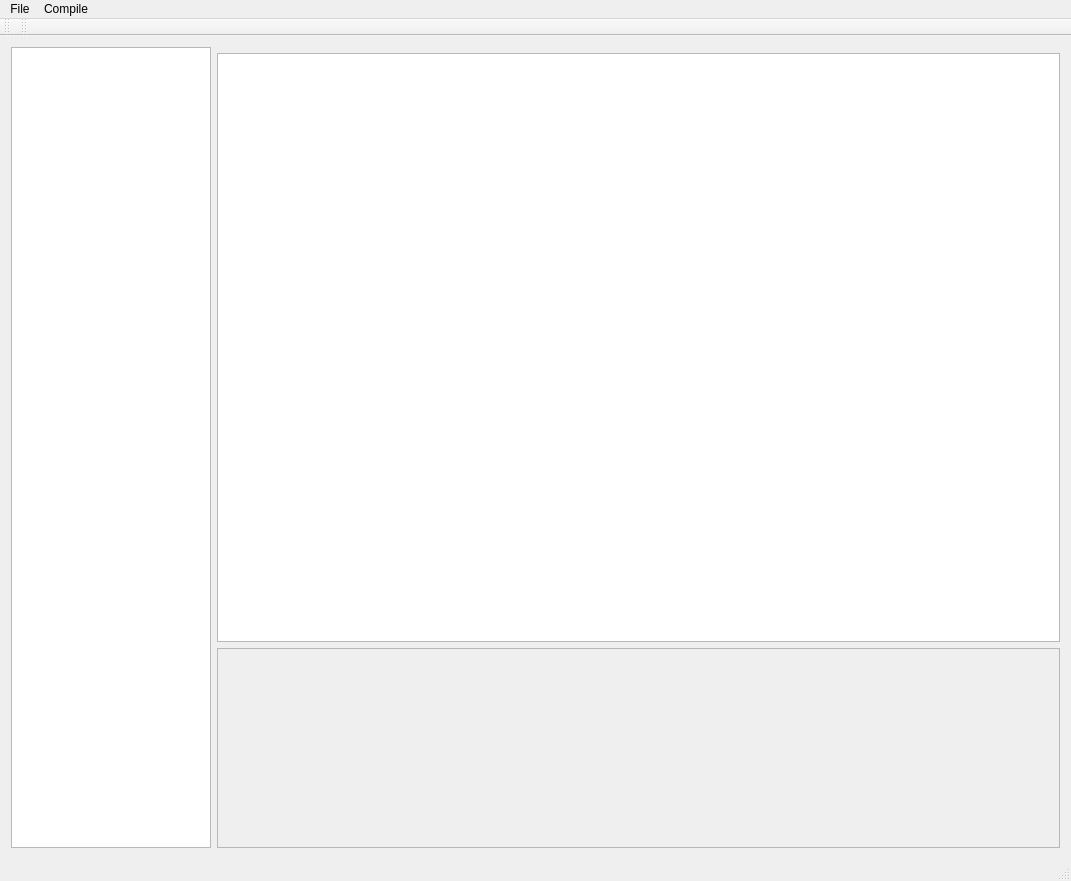
Qt form Modelia/Sources/Interface/MainWindow.ui (Ikarium/AModeler) before a commit.
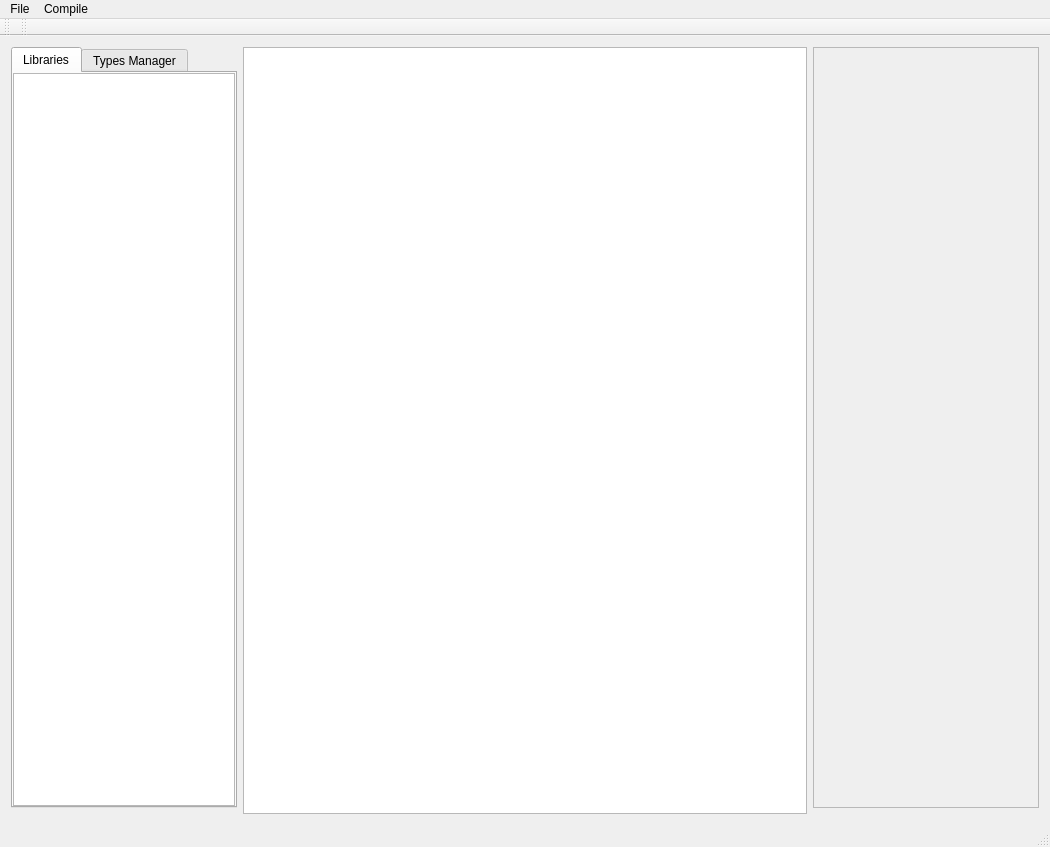
The same form after that commit. The open tabs and pages were chosen to show the change. Custom widgets are drawn as their Qt base class.

Commit message: Type system core, partial type system gui, solution cleaning

Diff of the .ui file:
```diff
--- a/Modelia/Sources/Interface/MainWindow.ui
+++ b/Modelia/Sources/Interface/MainWindow.ui
@@ -6,63 +6,170 @@
    <rect>
     <x>0</x>
     <y>0</y>
-    <width>1071</width>
-    <height>881</height>
+    <width>1050</width>
+    <height>847</height>
    </rect>
   </property>
+  <property name="sizePolicy">
+   <sizepolicy hsizetype="Preferred" vsizetype="Maximum">
+    <horstretch>0</horstretch>
+    <verstretch>0</verstretch>
+   </sizepolicy>
+  </property>
   <property name="windowTitle">
    <string>MainWindow</string>
   </property>
   <widget class="QWidget" name="centralWidget">
    <layout class="QGridLayout" name="gridLayout">
-    <item row="0" column="0" rowspan="3">
-     <widget class="Interface::LibraryView" name="LibraryView">
-      <property name="maximumSize">
-       <size>
-        <width>200</width>
-        <height>16777215</height>
-       </size>
+    <item row="0" column="1" rowspan="2">
+     <widget class="Interface::SceneView" name="SceneView">
+      <property name="sizePolicy">
+       <sizepolicy hsizetype="Expanding" vsizetype="Expanding">
+        <horstretch>5</horstretch>
+        <verstretch>0</verstretch>
+       </sizepolicy>
       </property>
      </widget>
     </item>
-    <item row="1" column="1">
-     <widget class="Interface::SceneView" name="SceneView"/>
-    </item>
-    <item row="2" column="1">
-     <widget class="QScrollArea" name="scrollArea">
+    <item row="0" column="2">
+     <widget class="QScrollArea" name="PropertiesScrollArea">
       <property name="sizePolicy">
        <sizepolicy hsizetype="Expanding" vsizetype="Expanding">
-        <horstretch>0</horstretch>
+        <horstretch>2</horstretch>
         <verstretch>0</verstretch>
        </sizepolicy>
       </property>
       <property name="maximumSize">
        <size>
-        <width>16777215</width>
-        <height>200</height>
+        <width>300</width>
+        <height>16777215</height>
        </size>
       </property>
-      <property name="frameShadow">
-       <enum>QFrame::Sunken</enum>
+      <property name="verticalScrollBarPolicy">
+       <enum>Qt::ScrollBarAsNeeded</enum>
+      </property>
+      <property name="horizontalScrollBarPolicy">
+       <enum>Qt::ScrollBarAlwaysOff</enum>
       </property>
       <property name="widgetResizable">
        <bool>true</bool>
       </property>
-      <widget class="QWidget" name="Properties">
+      <widget class="QWidget" name="PropertiesWidget">
        <property name="geometry">
         <rect>
          <x>0</x>
          <y>0</y>
-         <width>16</width>
-         <height>16</height>
+         <width>225</width>
+         <height>768</height>
         </rect>
        </property>
-       <property name="sizePolicy">
-        <sizepolicy hsizetype="Fixed" vsizetype="Fixed">
-         <horstretch>0</horstretch>
-         <verstretch>0</verstretch>
-        </sizepolicy>
-       </property>
+       <layout class="QVBoxLayout" name="verticalLayout">
+        <property name="leftMargin">
+         <number>0</number>
+        </property>
+        <property name="topMargin">
+         <number>0</number>
+        </property>
+        <property name="rightMargin">
+         <number>0</number>
+        </property>
+        <property name="bottomMargin">
+         <number>0</number>
+        </property>
+       </layout>
+      </widget>
+     </widget>
+    </item>
+    <item row="0" column="0">
+     <widget class="QTabWidget" name="tabWidget">
+      <property name="sizePolicy">
+       <sizepolicy hsizetype="Expanding" vsizetype="Expanding">
+        <horstretch>2</horstretch>
+        <verstretch>0</verstretch>
+       </sizepolicy>
+      </property>
+      <property name="maximumSize">
+       <size>
+        <width>300</width>
+        <height>16777215</height>
+       </size>
+      </property>
+      <property name="tabPosition">
+       <enum>QTabWidget::North</enum>
+      </property>
+      <property name="tabShape">
+       <enum>QTabWidget::Rounded</enum>
+      </property>
+      <property name="currentIndex">
+       <number>1</number>
+      </property>
+      <property name="elideMode">
+       <enum>Qt::ElideNone</enum>
+      </property>
+      <property name="usesScrollButtons">
+       <bool>false</bool>
+      </property>
+      <property name="documentMode">
+       <bool>false</bool>
+      </property>
+      <property name="tabsClosable">
+       <bool>false</bool>
+      </property>
+      <widget class="QWidget" name="LibraryViewTab">
+       <attribute name="title">
+        <string>Libraries</string>
+       </attribute>
+       <layout class="QVBoxLayout" name="verticalLayout_2">
+        <property name="leftMargin">
+         <number>0</number>
+        </property>
+        <property name="topMargin">
+         <number>0</number>
+        </property>
+        <property name="rightMargin">
+         <number>0</number>
+        </property>
+        <property name="bottomMargin">
+         <number>0</number>
+        </property>
+        <item>
+         <widget class="Interface::ComponentsLibraryView" name="ComponentsLibraryView">
+          <property name="sizePolicy">
+           <sizepolicy hsizetype="Expanding" vsizetype="Expanding">
+            <horstretch>0</horstretch>
+            <verstretch>0</verstretch>
+           </sizepolicy>
+          </property>
+         </widget>
+        </item>
+       </layout>
+      </widget>
+      <widget class="QWidget" name="TypesManagerTab">
+       <attribute name="title">
+        <string>Types Manager</string>
+       </attribute>
+       <layout class="QVBoxLayout" name="verticalLayout_3">
+        <item>
+         <widget class="Interface::TypesLibraryView" name="TypesLibraryView"/>
+        </item>
+        <item>
+         <widget class="QScrollArea" name="scrollArea">
+          <property name="widgetResizable">
+           <bool>true</bool>
+          </property>
+          <widget class="Interface::TypeEditor" name="TypeEditor">
+           <property name="geometry">
+            <rect>
+             <x>0</x>
+             <y>0</y>
+             <width>201</width>
+             <height>358</height>
+            </rect>
+           </property>
+          </widget>
+         </widget>
+        </item>
+       </layout>
       </widget>
      </widget>
     </item>
@@ -73,7 +180,7 @@
     <rect>
      <x>0</x>
      <y>0</y>
-     <width>1071</width>
+     <width>1050</width>
      <height>21</height>
     </rect>
    </property>
@@ -159,9 +266,20 @@
    <header>SceneView.h</header>
   </customwidget>
   <customwidget>
-   <class>Interface::LibraryView</class>
+   <class>Interface::ComponentsLibraryView</class>
    <extends>QTreeView</extends>
-   <header>LibraryView/LibraryView.h</header>
+   <header>ComponentsLibraryView/ComponentsLibraryView.h</header>
+  </customwidget>
+  <customwidget>
+   <class>Interface::TypesLibraryView</class>
+   <extends>QTreeView</extends>
+   <header>TypesManagerView/TypesLibraryView.h</header>
+  </customwidget>
+  <customwidget>
+   <class>Interface::TypeEditor</class>
+   <extends>QWidget</extends>
+   <header>TypesManagerView/TypeEditor.h</header>
+   <container>1</container>
   </customwidget>
  </customwidgets>
  <resources/>
```
The commit also changes 62 other files.
